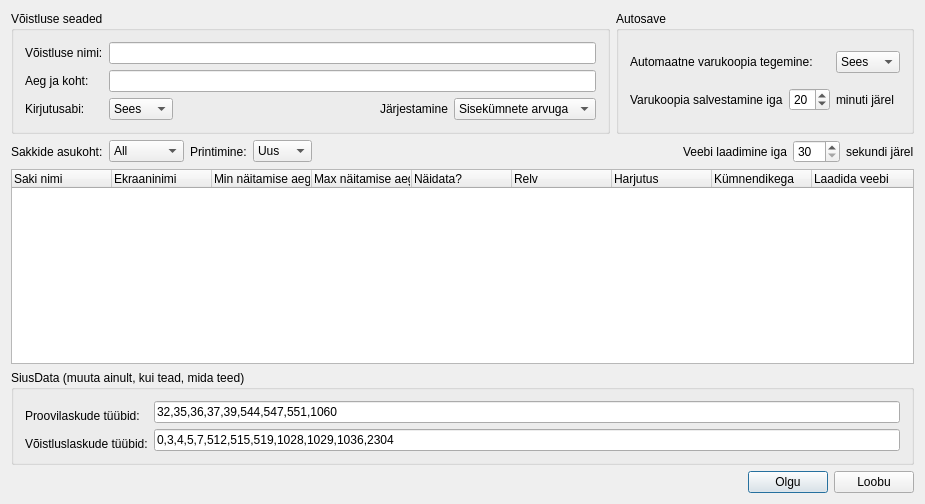
This is protokollitaja/protokollitaja/seadedkast.ui in ymeramees/protokollitaja as Qt 5 draws it before an edit. The edited form follows.
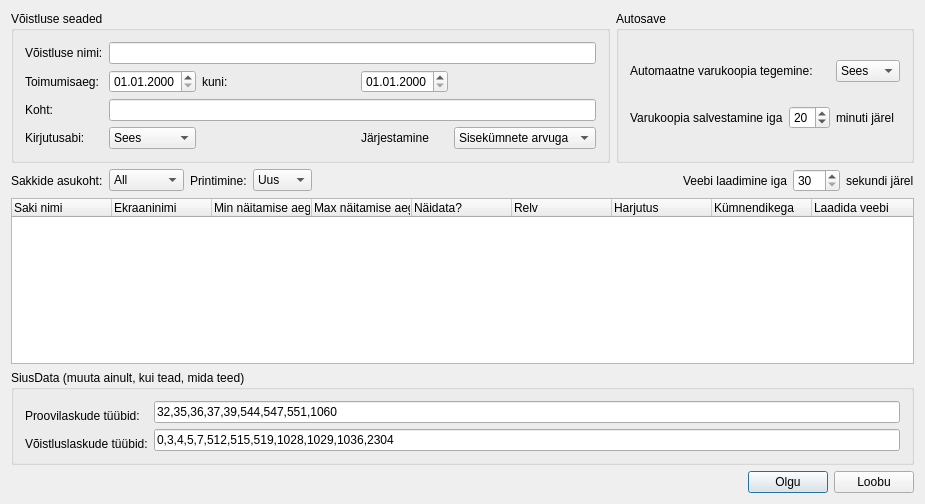
This is the edited form.

Commit message: TimeAndPlace divided into startDate, endDate and place fields

Patch:
```diff
--- a/protokollitaja/protokollitaja/seadedkast.ui
+++ b/protokollitaja/protokollitaja/seadedkast.ui
@@ -22,14 +22,7 @@
         <string>Võistluse seaded</string>
        </property>
        <layout class="QGridLayout" name="gridLayout">
-        <item row="2" column="0">
-         <widget class="QLabel" name="label_2">
-          <property name="text">
-           <string>Kirjutusabi:</string>
-          </property>
-         </widget>
-        </item>
-        <item row="2" column="2">
+        <item row="3" column="2">
          <spacer name="horizontalSpacer_2">
           <property name="orientation">
            <enum>Qt::Horizontal</enum>
@@ -42,6 +35,54 @@
           </property>
          </spacer>
         </item>
+        <item row="3" column="0">
+         <widget class="QLabel" name="label_2">
+          <property name="text">
+           <string>Kirjutusabi:</string>
+          </property>
+         </widget>
+        </item>
+        <item row="3" column="4" colspan="3">
+         <widget class="QComboBox" name="jarjestamiseBox">
+          <item>
+           <property name="text">
+            <string>Sisekümnete arvuga</string>
+           </property>
+          </item>
+          <item>
+           <property name="text">
+            <string>Viimase seeriaga</string>
+           </property>
+          </item>
+         </widget>
+        </item>
+        <item row="1" column="2">
+         <widget class="QLabel" name="label_13">
+          <property name="text">
+           <string>kuni:</string>
+          </property>
+         </widget>
+        </item>
+        <item row="2" column="1" colspan="6">
+         <widget class="QLineEdit" name="kohtEdit"/>
+        </item>
+        <item row="0" column="1" colspan="6">
+         <widget class="QLineEdit" name="voistluseNimi"/>
+        </item>
+        <item row="1" column="0">
+         <widget class="QLabel" name="label_12">
+          <property name="text">
+           <string>Toimumisaeg:</string>
+          </property>
+         </widget>
+        </item>
+        <item row="2" column="0">
+         <widget class="QLabel" name="label_7">
+          <property name="text">
+           <string>Koht:</string>
+          </property>
+         </widget>
+        </item>
         <item row="0" column="0">
          <widget class="QLabel" name="label">
           <property name="text">
@@ -49,57 +90,58 @@
           </property>
          </widget>
         </item>
-        <item row="1" column="0">
-         <widget class="QLabel" name="label_7">
-          <property name="text">
-           <string>Aeg ja koht:</string>
-          </property>
-         </widget>
-        </item>
-        <item row="2" column="1">
-         <widget class="QComboBox" name="kirjutusAbiCombo">
-          <property name="currentIndex">
-           <number>1</number>
-          </property>
-          <item>
-           <property name="text">
-            <string>Väljas</string>
-           </property>
-          </item>
-          <item>
-           <property name="text">
-            <string>Sees</string>
-           </property>
-          </item>
-         </widget>
-        </item>
-        <item row="1" column="1" colspan="6">
-         <widget class="QLineEdit" name="aegKohtEdit"/>
-        </item>
-        <item row="0" column="1" colspan="6">
-         <widget class="QLineEdit" name="voistluseNimi"/>
-        </item>
-        <item row="2" column="3">
+        <item row="3" column="3">
          <widget class="QLabel" name="label_8">
           <property name="text">
            <string>Järjestamine</string>
           </property>
          </widget>
         </item>
-        <item row="2" column="4" colspan="3">
-         <widget class="QComboBox" name="jarjestamiseBox">
+        <item row="3" column="1">
+         <widget class="QComboBox" name="kirjutusAbiCombo">
+          <property name="currentIndex">
+           <number>1</number>
+          </property>
           <item>
            <property name="text">
-            <string>Sisekümnete arvuga</string>
+            <string>Väljas</string>
            </property>
           </item>
           <item>
            <property name="text">
-            <string>Viimase seeriaga</string>
+            <string>Sees</string>
            </property>
           </item>
          </widget>
         </item>
+        <item row="1" column="1">
+         <widget class="QDateEdit" name="startDateEdit">
+          <property name="minimumDate">
+           <date>
+            <year>2000</year>
+            <month>1</month>
+            <day>1</day>
+           </date>
+          </property>
+          <property name="displayFormat">
+           <string>dd.MM.yyyy</string>
+          </property>
+         </widget>
+        </item>
+        <item row="1" column="3">
+         <widget class="QDateEdit" name="endDateEdit">
+          <property name="minimumDate">
+           <date>
+            <year>2000</year>
+            <month>1</month>
+            <day>1</day>
+           </date>
+          </property>
+          <property name="displayFormat">
+           <string>dd.MM.yyyy</string>
+          </property>
+         </widget>
+        </item>
        </layout>
       </widget>
      </item>
```
Left out of the diff: 42 changed lines with no effect on the pictures. The commit also changes 19 other files.
